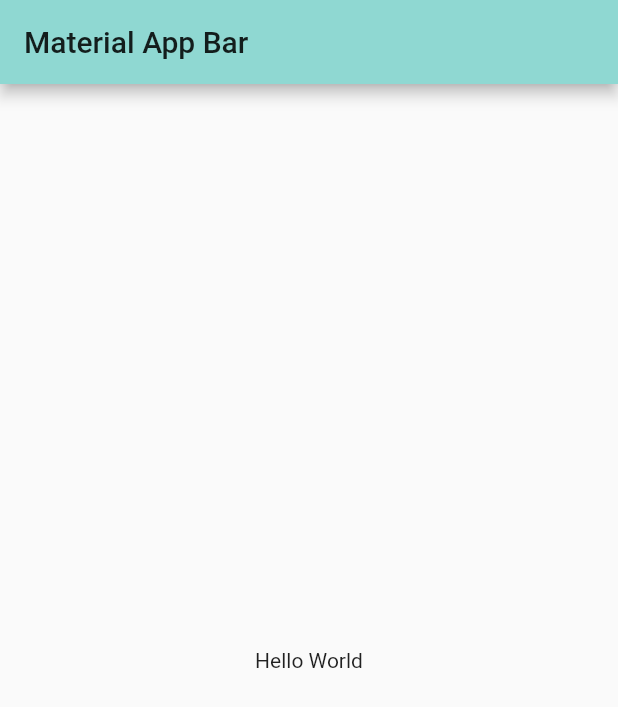
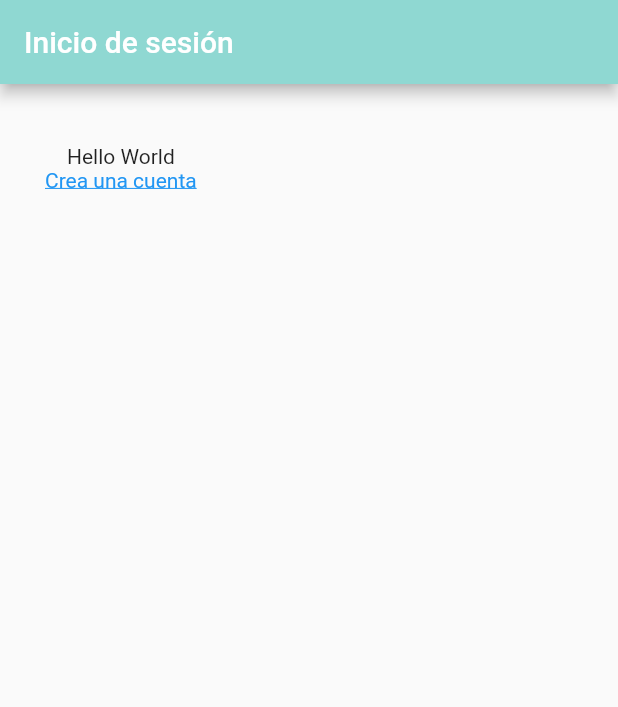
Before and after one commit to CarlosSoPe6/RoomMeMobile, a Flutter app: the screen it shows after launch, on a phone screen of 412 x 824 dp. Shown: the top 707 px of the screen. Run offline on Flutter 3.47's test engine with Material 2 defaults, Android fonts, the phone set to English and light mode, and no system bars; our stand-ins replace bloc, equatable, flutter_bloc.

```diff
--- /dev/null
+++ b/lib/login.dart
@@ -0,0 +1,30 @@
+import 'package:flutter/material.dart';
+
+
+class Login extends StatelessWidget {
+
+  @override
+  Widget build(BuildContext context) {
+    return Scaffold(
+      appBar: AppBar(
+        title: Text('Inicio de sesión'),
+      ),
+      body: Padding(
+        padding: EdgeInsets.symmetric(horizontal: 30, vertical: 40),
+        child: Column(
+          // mainAxisAlignment: MainAxisAlignment.center,
+          crossAxisAlignment: CrossAxisAlignment.center,
+          children: [
+            Text('Hello World'),
+            GestureDetector(
+              child: Text('Crea una cuenta', style: TextStyle(color: Colors.blue, decoration: TextDecoration.underline)),
+              onTap: () {
+                Navigator.of(context).pushReplacementNamed('/register');
+              },
+            )
+          ]
+        ),
+      ),
+    );
+  }
+}
--- a/lib/main.dart
+++ b/lib/main.dart
@@ -1,3 +1,5 @@
+import 'package:RoomMeMobile/login.dart';
+import 'package:RoomMeMobile/register.dart';
 import 'package:flutter/material.dart';
 
 void main() => runApp(MyApp());
@@ -6,20 +8,16 @@ class MyApp extends StatelessWidget {
   @override
   Widget build(BuildContext context) {
     return MaterialApp(
-      title: 'Material App',
       theme: ThemeData(
-        primaryColor: Color(0xFF8FD8D2)
-      ),
-      home: Scaffold(
-        appBar: AppBar(
-          title: Text('Material App Bar'),
+          primaryColor: Color(0xFF8FD8D2),
+          primaryTextTheme: TextTheme(
+            headline6: TextStyle(color: Colors.white)
+          ),
+          buttonTheme: ButtonThemeData(buttonColor: Color(0xFFFEDCD2))
         ),
-        body: Center(
-          child: Container(
-            child: Text('Hello World'),
-          ),
-        ),
-      ),
-    );
+      home: Login(),
+      routes: {
+        '/register': (context) => Register(),
+      });
   }
 }
--- a/pubspec.yaml
+++ b/pubspec.yaml
@@ -32,6 +32,10 @@ dependencies:
 dev_dependencies:
   flutter_test:
     sdk: flutter
+  flutter_bloc: ^6.0.5
+  equatable: ^1.2.5
+  http: ^0.12.2
+  json_annotation: ^3.1.0
 
 # For information on the generic Dart part of this file, see the
 # following page: https://dart.dev/tools/pub/pubspec
```
Also changed, not shown: lib/custom_event.dart (added, +17 -0 lines), lib/custom_state.dart (added, +28 -0 lines), lib/main_bloc.dart (added, +49 -0 lines), lib/models/user.dart (added, +44 -0 lines), lib/register.dart (added, +78 -0 lines), pubspec.lock.
